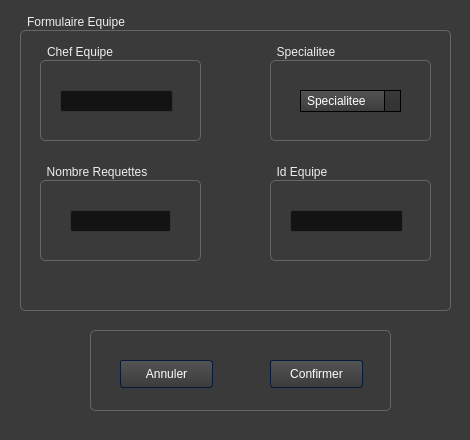
Qt form Integration_Ehealth/widmod2.ui (khalil-ch/E-Health_2A1) before a commit.
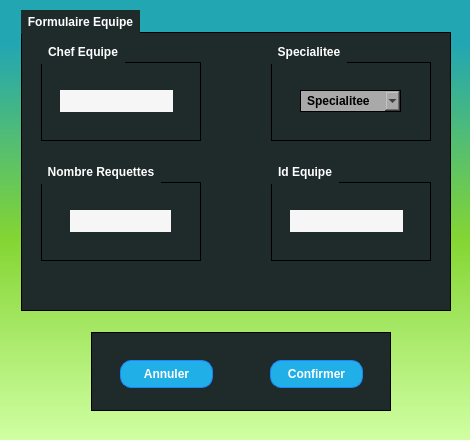
The same form after that commit. Icons and pictures are not drawn.

```diff
--- a/Integration_Ehealth/widmod2.ui
+++ b/Integration_Ehealth/widmod2.ui
@@ -14,13 +14,15 @@
    <string>Dialog</string>
   </property>
   <property name="styleSheet">
-   <string notr="true">/*-----QWidget-----*/
+   <string notr="true">
+/*-----QWidget-----*/
 QWidget
 {
-        background-color: #3a3a3a;
-        color: #fff;
-        selection-background-color: #b78620;
-        selection-color: #000;
+	background-color: qlineargradient(spread:repeat, x1:1, y1:0, x2:1, y2:1, stop:0.100962 rgba(34, 166, 178, 255),stop:0.543269 rgba(132, 213, 51, 255),stop:1 rgba(208, 255, 163, 255));
+	color: #ffffff;
+	font-weight: bold;
+	border-color: #051a39;
+	selection-background-color: #3b7e48;
 
 }
 
@@ -28,8 +30,16 @@
 /*-----QLabel-----*/
 QLabel
 {
-        background-color: transparent;
-        color: #fff;
+	background-color: transparent;
+	color: #ffffff;
+
+}
+
+
+QLabel::disabled
+{
+	background-color: transparent;
+	color: #656565;
 
 }
 
@@ -37,25 +47,33 @@
 /*-----QMenuBar-----*/
 QMenuBar
 {
-        background-color: qlineargradient(spread:repeat, x1:1, y1:0, x2:1, y2:1, stop:0 rgba(57, 57, 57, 255),stop:1 rgba(50, 50, 50, 255));
-        border: 1px solid #000;
-        color: #fff;
+	background-color: qlineargradient(spread:repeat, x1:1, y1:0, x2:1, y2:1, stop:0.100962 rgba(34, 166, 178, 255),stop:1 rgba(24, 123, 132, 255));
+	color: #ffffff;
+	border-color: #051a39;
+
+}
+
+
+QMenuBar::disabled
+{
+	background-color: #404040;
+	color: #656565;
+	border-color: #051a39;
 
 }
 
 
 QMenuBar::item
 {
-        background-color: transparent;
+    background-color: transparent;
 
 }
 
 
 QMenuBar::item:selected
 {
-        background-color: rgba(183, 134, 32, 20%);
-        border: 1px solid #b78620;
-        color: #fff;
+    background-color: #5ab8a0;
+    border: 1px solid #41cd52;
 
 }
 
@@ -72,18 +90,9 @@
 /*-----QMenu-----*/
 QMenu
 {
-    background-color: qlineargradient(spread:repeat, x1:1, y1:0, x2:1, y2:1, stop:0 rgba(57, 57, 57, 255),stop:1 rgba(50, 50, 50, 255));
-    border: 1px solid #222;
-    padding: 4px;
-        color: #fff;
-
-}
-
-
-QMenu::item
-{
-    background-color: transparent;
-    padding: 2px 20px 2px 20px;
+    background-color: #1f2b2b;
+    border: 1px solid;
+    color: #ffffff;
 
 }
 
@@ -96,7 +105,7 @@
 }
 
 
-QMenu::item:disabled
+QMenu::item
 {
     color: #555;
     background-color: transparent;
@@ -114,91 +123,43 @@
 }
 
 
-/*-----QToolBar-----*/
-QToolBar
+QMenu::item:disabled
 {
-        background-color: qlineargradient(spread:repeat, x1:1, y1:0, x2:1, y2:1, stop:0 rgba(69, 69, 69, 255),stop:1 rgba(58, 58, 58, 255));
-        border-top: none;
-        border-bottom: 1px solid #4f4f4f;
-        border-left: 1px solid #4f4f4f;
-        border-right: 1px solid #4f4f4f;
+    color: #262626;
 
 }
 
 
-QToolBar::separator
+/*-----QToolTip-----*/
+QToolTip
 {
-        background-color: #2e2e2e;
-        width: 1px;
+	border : 1px solid #000000;
+	background-color: #26264f;
+	color: #ffffff;
+	border-color: #051a39;
 
 }
 
 
-/*-----QToolButton-----*/
-QToolButton
-{
-        background-color: transparent;
-        color: #fff;
-        padding: 5px;
-        padding-left: 8px;
-        padding-right: 8px;
-        margin-left: 1px;
-}
-
-
-QToolButton:hover
-{
-        background-color: rgba(183, 134, 32, 20%);
-        border: 1px solid #b78620;
-        color: #fff;
-
-}
-
-
-QToolButton:pressed
-{
-        background-color: qlineargradient(spread:repeat, x1:1, y1:0, x2:1, y2:1, stop:0 rgba(57, 57, 57, 255),stop:1 rgba(50, 50, 50, 255));
-        border: 1px solid #b78620;
-
-}
-
-
-QToolButton:checked
-{
-        background-color: qlineargradient(spread:repeat, x1:1, y1:0, x2:1, y2:1, stop:0 rgba(57, 57, 57, 255),stop:1 rgba(50, 50, 50, 255));
-        border: 1px solid #222;
-}
-
-
 /*-----QPushButton-----*/
 QPushButton
 {
-        background-color: qlineargradient(spread:repeat, x1:1, y1:0, x2:1, y2:1, stop:0 rgba(84, 84, 84, 255),stop:1 rgba(59, 59, 59, 255));
-        color: #ffffff;
-        min-width: 80px;
-        border-style: solid;
-        border-width: 1px;
-        border-radius: 3px;
-        border-color: #051a39;
-        padding: 5px;
-
-}
-
-
-QPushButton::flat
-{
-        background-color: transparent;
-        border: none;
-        color: #fff;
+	background-color: #20afe7;
+	color: #ffffff;
+	border-style: solid;
+	border-width: 1px;
+	border-radius: 11px;
+	border-color: #2082ff;
+	padding: 5px;
 
 }
 
 
 QPushButton::disabled
 {
-        background-color: #404040;
-        color: #656565;
-        border-color: #051a39;
+	background-color: #404040;
+	color: #656565;
+	border-color: #051a39;
 
 }
 
@@ -219,99 +180,51 @@
 }
 
 
-QPushButton::checked
+/*-----QToolButton-----*/
+QToolButton
 {
-        background-color: qlineargradient(spread:repeat, x1:1, y1:0, x2:1, y2:1, stop:0 rgba(74, 74, 74, 255),stop:1 rgba(49, 49, 49, 255));
-        border: 1px solid #222;
+	background-color: #20afe7;
+	color: #ffffff;
+	border-style: solid;
+	border-width: 1px;
+	border-radius: 11px;
+	border-color: #2082ff;
+	padding: 5px;
 
 }
 
 
-/*-----QLineEdit-----*/
-QLineEdit
+QToolButton::disabled
 {
-        background-color: #131313;
-        color : #eee;
-        border: 1px solid #343434;
-        border-radius: 2px;
-        padding: 3px;
-        padding-left: 5px;
+	background-color: #404040;
+	color: #656565;
+	border-color: #051a39;
 
 }
 
 
-/*-----QPlainTExtEdit-----*/
-QPlainTextEdit
+QToolButton::hover
 {
-        background-color: #131313;
-        color : #eee;
-        border: 1px solid #343434;
-        border-radius: 2px;
-        padding: 3px;
-        padding-left: 5px;
+	background-color: #33bdff;
+	color: #ffffff;
+	border-style: solid;
+	border-width: 1px;
+	border-radius: 11px;
+	border-color: #2082ff;
+	padding: 5px;
 
 }
 
 
-/*-----QTabBar-----*/
-QTabBar::tab
+QToolButton::pressed
 {
-        background-color: qlineargradient(spread:repeat, x1:1, y1:0, x2:1, y2:1, stop:0 rgba(84, 84, 84, 255),stop:1 rgba(59, 59, 59, 255));
-        color: #ffffff;
-        border-style: solid;
-        border-width: 1px;
-        border-color: #666;
-        border-bottom: none;
-        padding: 5px;
-        padding-left: 15px;
-        padding-right: 15px;
-
-}
-
-
-QTabWidget::pane
-{
-        background-color: red;
-        border: 1px solid #666;
-        top: 1px;
-
-}
-
-
-QTabBar::tab:last
-{
-        margin-right: 0;
-
-}
-
-
-QTabBar::tab:first:!selected
-{
-        background-color: #0c0c0d;
-        margin-left: 0px;
-
-}
-
-
-QTabBar::tab:!selected
-{
-        color: #b1b1b1;
-        border-bottom-style: solid;
-        background-color: #0c0c0d;
-
-}
-
-
-QTabBar::tab:selected
-{
-        margin-bottom: 0px;
-
-}
-
-
-QTabBar::tab:!selected:hover
-{
-        border-top-color: #b78620;
+	background-color: #2082ff;
+	color: #ffffff;
+	border-style: solid;
+	border-width: 1px;
+	border-radius: 11px;
+	border-color: #2082ff;
+	padding: 5px;
 
 }
 
@@ -319,10 +232,10 @@
 /*-----QComboBox-----*/
 QComboBox
 {
-    background-color: qlineargradient(spread:repeat, x1:1, y1:0, x2:1, y2:1, stop:0 rgba(84, 84, 84, 255),stop:1 rgba(59, 59, 59, 255));
-    border: 1px solid #000;
+    background-color: #a9a9aa;
+    border: 1px solid;
     padding-left: 6px;
-    color: #ffffff;
+    color: #000;
     height: 20px;
 
 }
@@ -330,17 +243,23 @@
 
 QComboBox::disabled
 {
-        background-color: #404040;
-        color: #656565;
-        border-color: #051a39;
+	background-color: #404040;
+	color: #656565;
+	border-color: #051a39;
+
+}
+
+
+QComboBox:hover
+{
+    background-color: #f6f6f6;
 
 }
 
 
 QComboBox:on
 {
-    background-color: #b78620;
-        color: #000;
+    background-color: #f8f6f0;
 
 }
 
@@ -350,7 +269,8 @@
     background-color: #383838;
     color: #ffffff;
     border: 1px solid black;
-    selection-background-color: #b78620;
+    selection-background-color: #488f44;
+    selection-color: #ffffff;
     outline: 0;
 
 }
@@ -358,99 +278,101 @@
 
 QComboBox::drop-down
 {
-        background-color: qlineargradient(spread:repeat, x1:1, y1:0, x2:1, y2:1, stop:0 rgba(57, 57, 57, 255),stop:1 rgba(50, 50, 50, 255));
     subcontrol-origin: padding;
     subcontrol-position: top right;
     width: 15px;
-    border-left-width: 1px;
-    border-left-color: black;
-    border-left-style: solid;
 
 }
 
 
 QComboBox::down-arrow
 {
-    image: url(://arrow-down.png);
-    width: 8px;
-    height: 8px;
+	background-color: #383838;	
+    image: url(://arrow-down.png) 16px 16px;
+    width: 18px;
+    height: 18px;
+	border-left: 1px solid black;
+
 }
 
 
-/*-----QSpinBox &amp; QDateTimeEdit-----*/
-QSpinBox,
+/*-----QSpinBox &amp; QDoubleSpinBox &amp; QDateTimeEdit-----*/
+QSpinBox, 
+QDoubleSpinBox,
 QDateTimeEdit
 {
-    background-color: #131313;
-        color : #eee;
-        border: 1px solid #343434;
-        padding: 3px;
-        padding-left: 5px;
-    border-radius : 2px;
+	background-color: #f6f6f6;
+	color: #000;
+	border: 1px solid #a9a9aa;
+	padding : 2px;
 
 }
 
 
-QSpinBox::up-button,
-QDateTimeEdit::up-button
+QSpinBox::disabled, 
+QDoubleSpinBox::disabled,
+QDateTimeEdit::disabled
 {
-        border-top-right-radius:2px;
-        background-color: #777777;
-    width: 16px;
-    border-width: 1px;
+	background-color: #404040;
+	color: #656565;
+	border-color: #051a39;
 
 }
 
 
-QSpinBox::up-button:hover,
-QDateTimeEdit::up-button:hover
+QSpinBox:hover, 
+QDoubleSpinBox::hover,
+QDateTimeEdit::hover
 {
         background-color: #585858;
 
 }
 
 
-QSpinBox::up-button:pressed,
-QDateTimeEdit::up-button:pressed
+QSpinBox::up-button, QSpinBox::down-button,
+QDoubleSpinBox::up-button, QDoubleSpinBox::down-button,
+QDateTimeEdit::up-button, QDateTimeEdit::down-button
 {
-        background-color: #252525;
-    width: 16px;
-    border-width: 1px;
+    background-color: qlineargradient(spread:repeat, x1:1, y1:0, x2:1, y2:1, stop:0.100962 rgba(34, 166, 178, 255),stop:0.543269 rgba(132, 213, 51, 255),stop:1 rgba(208, 255, 163, 255));
 
 }
 
 
-QSpinBox::up-arrow,
-QDateTimeEdit::up-arrow
+QSpinBox::disabled, 
+QDoubleSpinBox::disabled,
+QDateTimeEdit::disabled
 {
-    image: url(://arrow-up.png);
-    width: 7px;
-    height: 7px;
+	background-color: #404040;
+	color: #656565;
+	border-color: #051a39;
 
 }
 
 
-QSpinBox::down-button,
-QDateTimeEdit::down-button
+QSpinBox::up-button:hover, QSpinBox::down-button:hover,
+QDoubleSpinBox::up-button:hover, QDoubleSpinBox::down-button:hover,
+QDateTimeEdit::up-button:hover, QDateTimeEdit::down-button:hover
 {
-        border-bottom-right-radius:2px;
-        background-color: #777777;
-    width: 16px;
-    border-width: 1px;
+    background-color: #92dd48;
+    border: 1px solid #92dd48;
 
 }
 
 
-QSpinBox::down-button:hover,
-QDateTimeEdit::down-button:hover
+QSpinBox::up-button:disabled, QSpinBox::down-button:disabled,
+QDoubleSpinBox::up-button:disabled, QDoubleSpinBox::down-button:disabled,
+QDateTimeEdit::up-button:disabled, QDateTimeEdit::down-button:disabled
 {
-        background-color: #585858;
+	background-color: #404040;
+	color: #656565;
+	border-color: #051a39;
 
 }
 
 
-QSpinBox::down-button:pressed,
-QDateTimeEdit::down-button:pressed
+QSpinBox::up-button:pressed, QSpinBox::down-button:pressed,
+QDoubleSpinBox::up-button:pressed, QDoubleSpinBox::down-button::pressed,
+QDateTimeEdit::up-button:pressed, QDateTimeEdit::down-button::pressed
 {
         background-color: #252525;
     width: 16px;
@@ -460,222 +382,104 @@
 
 
 QSpinBox::down-arrow,
+QDoubleSpinBox::down-arrow,
 QDateTimeEdit::down-arrow
 {
     image: url(://arrow-down.png);
     width: 7px;
-    height: 7px;
+
+}
+
+
+QSpinBox::up-arrow,
+QDoubleSpinBox::up-arrow,
+QDateTimeEdit::up-arrow
+{
+    image: url(://arrow-up.png);
+    width: 7px;
+
+}
+
+
+/*-----QLineEdit-----*/
+QLineEdit
+{
+	background-color: #f6f6f6;
+	color: #000;
+	border-width: 1px;
+	border-radius: 0px;
+	border-color: #051a39;
+	padding: 2px;
+
+}
+
+
+QLineEdit::hover
+{
+	background-color: #a9a9aa;
+	color: #000;
+
+}
+
+
+QLineEdit::disabled
+{
+	background-color: #404040;
+	color: #656565;
+	border-width: 1px;
+	border-radius: 3px;
+	border-color: #051a39;
+	padding: 2px;
+
+}
+
+
+/*-----QTextEdit-----*/
+QTextEdit
+{
+	background-color: #ffffff;
+	color: #010201;
+	border-color: #051a39;
+
+}
+
+
+QTextEdit::disabled
+{
+	background-color: #404040;
+	color: #656565;
+	border-color: #051a39;
 
 }
 
 
 /*-----QGroupBox-----*/
-QGroupBox
+QGroupBox 
 {
-    border: 1px solid;
-    border-color: #666666;
-        border-radius: 5px;
-    margin-top: 20px;
+	background-color: #1f2b2b;
+    border: 1px inset #000;
+    margin-top: 22px;
+	margin-left: 1px;
 
 }
 
 
-QGroupBox::title
+QGroupBox::title  
 {
-    background-color: transparent;
-    color: #eee;
+    background-color: #1f2b2b;
+    color: #ffffff;
     subcontrol-origin: margin;
+    subcontrol-position: top left;
+	margin-left: 1px;
     padding: 5px;
-        border-top-left-radius: 3px;
-        border-top-right-radius: 3px;
 
 }
 
 
-/*-----QHeaderView-----*/
-QHeaderView::section
+QGroupBox::title::disabled
 {
-    background-color: qlineargradient(spread:repeat, x1:1, y1:0, x2:1, y2:1, stop:0 rgba(60, 60, 60, 255),stop:1 rgba(50, 50, 50, 255));
-        border: 1px solid #000;
-    color: #fff;
-    text-align: left;
-        padding: 4px;
-
-}
-
-
-QHeaderView::section:disabled
-{
-    background-color: #525251;
-    color: #656565;
-
-}
-
-
-QHeaderView::section:checked
-{
-    background-color: qlineargradient(spread:repeat, x1:1, y1:0, x2:1, y2:1, stop:0 rgba(60, 60, 60, 255),stop:1 rgba(50, 50, 50, 255));
-    color: #fff;
-
-}
-
-
-QHeaderView::section::vertical::first,
-QHeaderView::section::vertical::only-one
-{
-    border-top: 1px solid #353635;
-
-}
-
-
-QHeaderView::section::vertical
-{
-    border-top: 1px solid #353635;
-
-}
-
-
-QHeaderView::section::horizontal::first,
-QHeaderView::section::horizontal::only-one
-{
-    border-left: 1px solid #353635;
-
-}
-
-
-QHeaderView::section::horizontal
-{
-    border-left: 1px solid #353635;
-
-}
-
-
-QTableCornerButton::section
-{
-    background-color: qlineargradient(spread:repeat, x1:1, y1:0, x2:1, y2:1, stop:0 rgba(60, 60, 60, 255),stop:1 rgba(50, 50, 50, 255));
-        border: 1px solid #000;
-    color: #fff;
-
-}
-
-
-/*-----QTreeWidget-----*/
-QTreeView
-{
-        show-decoration-selected: 1;
-        alternate-background-color: #3a3a3a;
-        selection-color: #fff;
-        background-color: #2d2d2d;
-        border: 1px solid gray;
-        padding-top : 5px;
-        color: #fff;
-        font: 8pt;
-
-}
-
-
-QTreeView::item:selected
-{
-        color:#fff;
-        background-color: #b78620;
-        border-radius: 0px;
-
-}
-
-
-QTreeView::item:!selected:hover
-{
-    background-color: #262626;
-    border: none;
-    color: white;
-
-}
-
-
-QTreeView::branch:has-children:!has-siblings:closed,
-QTreeView::branch:closed:has-children:has-siblings
-{
-        image: url(://tree-closed.png);
-
-}
-
-
-QTreeView::branch:open:has-children:!has-siblings,
-QTreeView::branch:open:has-children:has-siblings
-{
-        image: url(://tree-open.png);
-
-}
-
-
-/*-----QListView-----*/
-QListView
-{
-        background-color: qlineargradient(spread:repeat, x1:1, y1:0, x2:1, y2:1, stop:0 rgba(83, 83, 83, 255),stop:0.293269 rgba(81, 81, 81, 255),stop:0.634615 rgba(79, 79, 79, 255),stop:1 rgba(83, 83, 83, 255));
-    border : none;
-    color: white;
-    show-decoration-selected: 1;
-    outline: 0;
-        border: 1px solid gray;
-
-}
-
-
-QListView::disabled
-{
-        background-color: #656565;
-        color: #1b1b1b;
-    border: 1px solid #656565;
-
-}
-
-
-QListView::item
-{
-        background-color: #2d2d2d;
-    padding: 1px;
-
-}
-
-
-QListView::item:alternate
-{
-    background-color: #3a3a3a;
-
-}
-
-
-QListView::item:selected
-{
-        background-color: #b78620;
-        border: 1px solid #b78620;
-        color: #fff;
-
-}
-
-
-QListView::item:selected:!active
-{
-        background-color: #b78620;
-        border: 1px solid #b78620;
-        color: #fff;
-
-}
-
-
-QListView::item:selected:active
-{
-        background-color: #b78620;
-        border: 1px solid #b78620;
-        color: #fff;
-
-}
-
-
-QListView::item:hover {
-    background-color: #262626;
-    border: none;
-    color: white;
+	background-color: #404040;
+	color: #656565;
 
 }
 
@@ -683,17 +487,16 @@
 /*-----QCheckBox-----*/
 QCheckBox
 {
-        background-color: transparent;
-    color: lightgray;
-        border: none;
+    background-color: transparent;
 
 }
 
 
 QCheckBox::indicator
 {
-    background-color: #323232;
-    border: 1px solid darkgray;
+    color: #b1b1b1;
+    background-color: #1f2b2b;
+    border: 1px solid #2aaaa8;
     width: 12px;
     height: 12px;
 
@@ -702,9 +505,9 @@
 
 QCheckBox::indicator:checked
 {
-    image:url(&quot;./ressources/check.png&quot;);
-        background-color: #b78620;
-    border: 1px solid #3a546e;
+    image:url(://checkbox.png);
+	background-color: #1f2b2b;
+    border: 1px solid #2aaaa8;
 
 }
 
@@ -718,54 +521,348 @@
 
 QCheckBox::disabled
 {
-        color: #656565;
+	color: #656565;
 
 }
 
 
 QCheckBox::indicator:disabled
 {
-        background-color: #656565;
-        color: #656565;
+	background-color: #656565;
+	color: #656565;
     border: 1px solid #656565;
 
 }
 
+
+/*-----QRadioButton-----*/
+QRadioButton
+{
+    background-color: transparent;
+
+}
+
+
+QRadioButton::indicator::unchecked
+{ 
+	border: 1px inset gray; 
+	border-radius: 5px; 
+	background-color:  #a9a9aa;
+	width: 9px; 
+	height: 9px; 
+
+}
+
+
+QRadioButton::indicator::unchecked:hover
+{ 
+	border: 1px inset #2aaaa8; 
+	border-radius: 5px; 
+	background-color: gray;
+	width: 9px; 
+	height: 9px; 
+
+}
+
+
+QRadioButton::indicator::checked
+{ 
+	border: 1px solid #607cff; 
+	border-radius: 5px; 
+	background-color: #58fa53; 
+	width: 9px; 
+	height: 9px; 
+
+}
+
+
+QRadioButton::disabled
+{
+	color: #656565;
+
+}
+
+
+QRadioButton::indicator:disabled
+{
+	background-color: #656565;
+	color: #656565;
+    border: 2px solid #656565;
+
+}
+
+
+/*-----QTableView &amp; QTableWidget-----*/
+QTableView
+{
+    background-color: #242526;
+    border: 1px solid #32414B;
+    color: #F0F0F0;
+    gridline-color: #353635;
+    outline : 0;
+}
+
+QTableView::item:hover
+{
+    background-color: #24602b;
+    color: #F0F0F0;
+}
+
+QTableView::item:selected
+{
+    background-color: #60c461;
+    border: 2px solid #60c461;
+    color: #F0F0F0;
+}
+
+QTableCornerButton::section
+{
+    background-color: #505050;
+    color: white;
+}
+
+QHeaderView
+{
+    background-color: #505050;
+    color: white;
+    border-radius: 0px;
+    text-align: left;
+
+}
+
+QHeaderView::section
+{
+    background-color: #505050;
+    color: white;
+    border-radius: 0px;
+    text-align: left;
+	padding: 3px;
+}
+
+QHeaderView::section:checked
+{
+    color: #000000;
+    background-color: #60c461;
+}
+
+QHeaderView::section::vertical::first,
+QHeaderView::section::vertical::only-one
+{
+    border-top: 1px solid #353635;
+}
+
+QHeaderView::section::vertical
+{
+    border-top: 1px solid #353635;
+}
+
+QHeaderView::section::horizontal::first,
+QHeaderView::section::horizontal::only-one
+{
+    border-left: 1px solid #353635;
+}
+
+QHeaderView::section::horizontal
+{
+    border-left: 1px solid #353635;
+}
+
+
+/*-----QTabWidget-----*/
+QTabBar::tab
+{
+	background-color: #1f2b2b;
+	color: #ffffff;
+	border-style: solid;
+	border-width: 1px;
+	border-color: #051a39;
+	padding: 5px;
+
+}
+
+
+QTabBar::tab:disabled
+{
+	background-color: #656565;
+	color: #656565;
+
+}
+
+
+QTabWidget::pane
+{
+	background-color: transparent;
+    border: 1px solid;
+    border-color: #1f2b2b;
+
+}
+
+
+QTabBar::tab:selected
+{
+    background-color: #1f2b2b;
+	color: #ffffff;
+	border-style: solid;
+	border-width: 0px;
+	border-color: #051a39;
+	padding: 5px;
+
+}
+
+
+QTabBar::tab:selected:disabled
+{
+	background-color: #404040;
+	color: #656565;
+
+}
+
+
+QTabBar::tab:!selected 
+{
+    background-color: #262626;
+
+}
+
+
+QTabBar::tab:!selected:hover 
+{
+    background-color: #1f2b2b;
+
+}
+
+
+QTabBar::tab:top:!selected 
+{
+    margin-top: 3px;
+
+}
+
+
+QTabBar::tab:bottom:!selected 
+{
+    margin-bottom: 3px;
+
+}
+
+
+QTabBar::tab:top, QTabBar::tab:bottom 
+{
+    min-width: 8ex;
+    margin-right: -1px;
+    padding: 5px 10px 5px 10px;
+
+}
+
+
+QTabBar::tab:top:selected 
+{
+    border-bottom-color: none;
+
+}
+
+
+QTabBar::tab:bottom:selected 
+{
+    border-top-color: none;
+
+}
+
+
+QTabBar::tab:top:last, QTabBar::tab:bottom:last,
+QTabBar::tab:top:only-one, QTabBar::tab:bottom:only-one 
+{
+    margin-right: 0;
+
+}
+
+
+QTabBar::tab:left:!selected 
+{
+    margin-right: 3px;
+
+}
+
+
+QTabBar::tab:right:!selected
+{
+    margin-left: 3px;
+
+}
+
+
+QTabBar::tab:left, QTabBar::tab:right 
+{
+    min-height: 8ex;
+    margin-bottom: -1px;
+    padding: 10px 5px 10px 5px;
+
+}
+
+
+QTabBar::tab:left:selected 
+{
+    border-left-color: none;
+
+}
+
+
+QTabBar::tab:right:selected 
+{
+    border-right-color: none;
+
+}
+
+
+QTabBar::tab:left:last, QTabBar::tab:right:last,
+QTabBar::tab:left:only-one, QTabBar::tab:right:only-one 
+{
+    margin-bottom: 0;
+
+}
+
+
 /*-----QSlider-----*/
-QSlider::groove:horizontal
+QSlider 
 {
-        background-color: transparent;
-        height: 3px;
+	background-color: transparent;
 
 }
 
+QSlider::groove:horizontal 
+{
+	background-color: transparent;
+	height: 5px;
 
-QSlider::sub-page:horizontal
+}
+
+
+QSlider::sub-page:horizontal 
 {
-        background-color: #b78620;
+	background-color: #41cd52;
 
 }
 
 
-QSlider::add-page:horizontal
+QSlider::add-page:horizontal 
 {
-        background-color: #131313;
+	background-color: #a9a9aa;
 
 }
 
 
-QSlider::handle:horizontal
+QSlider::handle:horizontal 
 {
-        background-color: #b78620;
-        width: 14px;
-        margin-top: -6px;
-        margin-bottom: -6px;
-        border-radius: 6px;
+	background-color: #41cd52;
+	width: 14px;
+	margin-top: -6px;
+	margin-bottom: -6px;
+	border-radius: 3px;
 
 }
 
 
-QSlider::handle:horizontal:hover
+QSlider::handle:horizontal:hover 
 {
         background-color: #d89e25;
         border-radius: 6px;
@@ -773,27 +870,108 @@
 }
 
 
-QSlider::sub-page:horizontal:disabled
+QSlider::sub-page:horizontal:disabled 
 {
-        background-color: #bbb;
-        border-color: #999;
+	background-color: #bbb;
+	border-color: #999;
 
 }
 
 
-QSlider::add-page:horizontal:disabled
+QSlider::add-page:horizontal:disabled 
 {
-        background-color: #eee;
-        border-color: #999;
+	background-color: #eee;
+	border-color: #999;
 
 }
 
 
-QSlider::handle:horizontal:disabled
+QSlider::handle:horizontal:disabled 
 {
-        background-color: #eee;
-        border: 1px solid #aaa;
-        border-radius: 3px;
+	background-color: #eee;
+	border: 1px solid #aaa;
+	border-radius: 3px;
+
+}
+
+
+QSlider::groove:vertical 
+{
+	background-color: transparent;
+	width: 5px;
+
+}
+
+
+QSlider::sub-page:vertical 
+{
+	background-color: #41cd52;
+
+}
+
+
+QSlider::add-page:vertical 
+{
+	background-color: #a9a9aa;
+
+}
+
+
+QSlider::handle:vertical 
+{
+	background-color: #41cd52;
+	height: 14px;
+	margin-left: -6px;
+	margin-right: -6px;
+	border-radius: 3px;
+
+}
+
+
+QSlider::handle:vertical:hover 
+{
+	background-color: #22af00;
+	border-radius: 3px;
+
+}
+
+
+QSlider::sub-page:vertical:disabled 
+{
+	background-color: #bbb;
+	border-color: #999;
+
+}
+
+
+QSlider::add-page:vertical:disabled 
+{
+	background-color: #eee;
+	border-color: #999;
+
+}
+
+
+QSlider::handle:vertical:disabled 
+{
+	background-color: #eee;
+	border: 1px solid #aaa;
+	border-radius: 3px;
+
+}
+
+
+/*-----QDial-----*/
+QDial
+{
+	background-color: #58ae53;
+
+}
+
+
+QDial::disabled
+{
+	background-color: #404040;
 
 }
 
@@ -811,8 +989,7 @@
 
 QScrollBar::handle:horizontal
 {
-        background-color: qlineargradient(spread:repeat, x1:1, y1:0, x2:1, y2:1, stop:0 rgba(97, 97, 97, 255),stop:1 rgba(90, 90, 90, 255));
-        border: 1px solid #2d2d2d;
+    background-color: #41cd52;
     min-height: 20px;
 
 }
@@ -820,9 +997,9 @@
 
 QScrollBar::add-line:horizontal
 {
-        background-color: qlineargradient(spread:repeat, x1:1, y1:0, x2:1, y2:1, stop:0 rgba(97, 97, 97, 255),stop:1 rgba(90, 90, 90, 255));
-        border: 1px solid #2d2d2d;
-    width: 15px;
+    border: 1px solid #1b1b19;
+    background-color: #41cd52;
+    width: 14px;
     subcontrol-position: right;
     subcontrol-origin: margin;
 
@@ -831,9 +1008,9 @@
 
 QScrollBar::sub-line:horizontal
 {
-        background-color: qlineargradient(spread:repeat, x1:1, y1:0, x2:1, y2:1, stop:0 rgba(97, 97, 97, 255),stop:1 rgba(90, 90, 90, 255));
-        border: 1px solid #2d2d2d;
-    width: 15px;
+    border: 1px solid #1b1b19;
+    background-color: #41cd52;
+    width: 14px;
     subcontrol-position: left;
     subcontrol-origin: margin;
 
@@ -868,17 +1045,16 @@
 QScrollBar:vertical
 {
     background-color: #3d3d3d;
-    width: 16px;
-        border: 1px solid #2d2d2d;
-    margin: 16px 0px 16px 0px;
+    width: 13px;
+    margin: 16px 0 16px 0;
+    border: 1px solid #222222;
 
 }
 
 
 QScrollBar::handle:vertical
 {
-    background-color: qlineargradient(spread:repeat, x1:1, y1:0, x2:1, y2:1, stop:0 rgba(97, 97, 97, 255),stop:1 rgba(90, 90, 90, 255));
-        border: 1px solid #2d2d2d;
+    background-color: #41cd52;
     min-height: 20px;
 
 }
@@ -886,9 +1062,9 @@
 
 QScrollBar::add-line:vertical
 {
-        background-color: qlineargradient(spread:repeat, x1:1, y1:0, x2:1, y2:1, stop:0 rgba(97, 97, 97, 255),stop:1 rgba(90, 90, 90, 255));
-        border: 1px solid #2d2d2d;
-    height: 15px;
+    border: 1px solid #1b1b19;
+    background-color: #41cd52;
+    height: 14px;
     subcontrol-position: bottom;
     subcontrol-origin: margin;
 
@@ -897,9 +1073,9 @@
 
 QScrollBar::sub-line:vertical
 {
-        background-color: qlineargradient(spread:repeat, x1:1, y1:0, x2:1, y2:1, stop:0 rgba(97, 97, 97, 255),stop:1 rgba(90, 90, 90, 255));
-        border: 1px solid #2d2d2d;
-    height: 15px;
+    border: 1px solid #41cd52;
+    background-color: #41cd52;
+    height: 14px;
     subcontrol-position: top;
     subcontrol-origin: margin;
 
@@ -928,6 +1104,41 @@
 {
     background: none;
 
+}
+
+
+/*-----QProgressBar-----*/
+QProgressBar
+{
+	background-color: #a9a9aa;
+	color: #000;
+	border: 1px solid #000;
+	text-align: center;
+
+}
+
+
+QProgressBar::chunk {
+	background-color: #36b9b1;
+	color: #fff;
+
+}
+
+
+QProgressBar::chunk:disabled {
+	background-color: #656565;
+	border: 1px solid #aaa;
+	color: #656565;
+}
+
+
+/*-----QStatusBar-----*/
+QStatusBar
+{
+	background-color: qlineargradient(spread:repeat, x1:1, y1:0, x2:1, y2:1, stop:0.100962 rgba(98, 197, 95, 255),stop:1 rgba(80, 158, 75, 255));
+	color: #ffffff;
+	border-color: #051a39;
+
 }</string>
   </property>
   <widget class="QGroupBox" name="groupBox">
```
Left out of the diff: 59 changed lines with no effect on the pictures.
